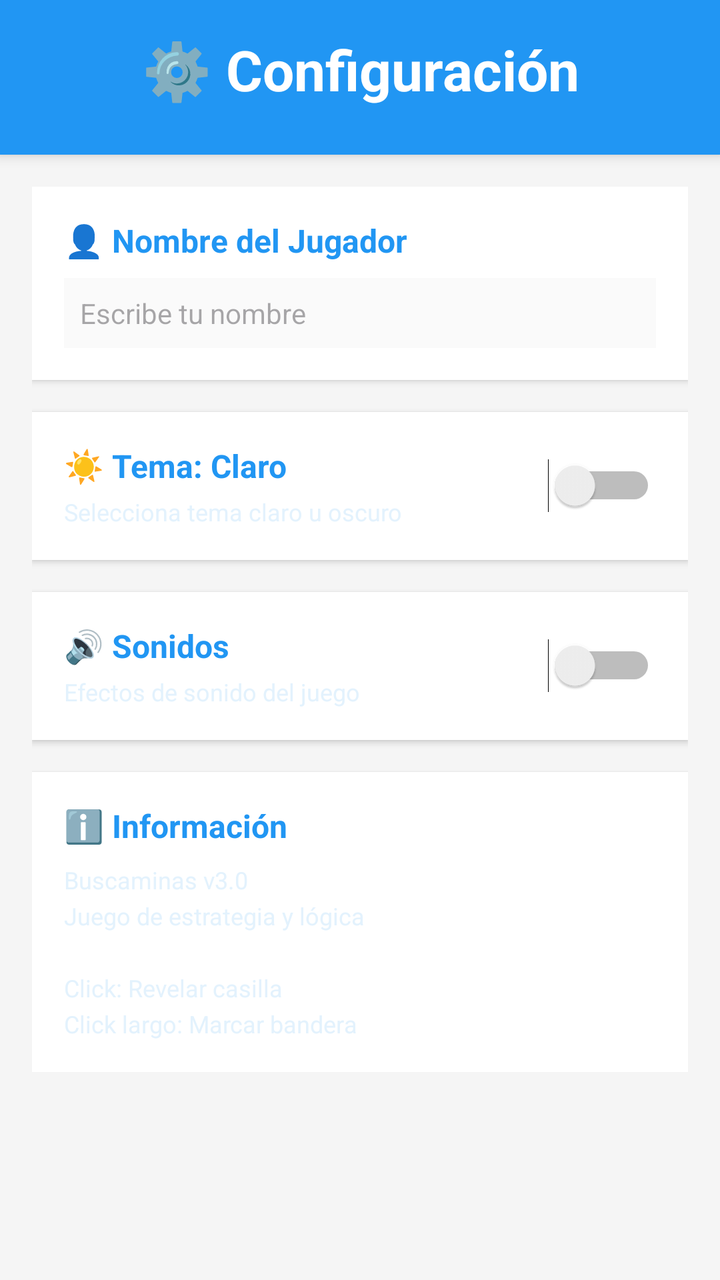
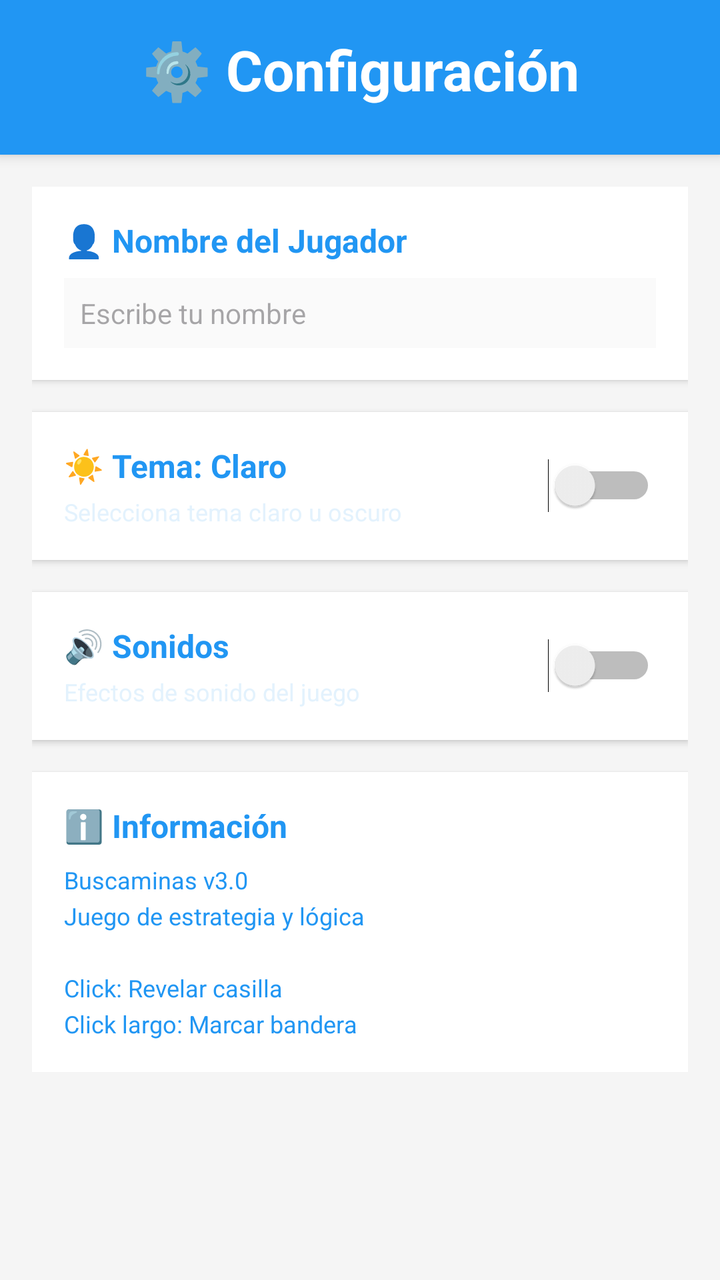

An Android layout rendered at two revisions. The XML below is the earlier revision; the diff shows what the commit changed to produce the second picture.
<!-- AndroidManifest.xml: application theme Theme.Buscaminas -->
<!-- res/layout/activity_settings.xml -->
<?xml version="1.0" encoding="utf-8"?>
<LinearLayout
    xmlns:android="http://schemas.android.com/apk/res/android"
    android:layout_width="match_parent"
    android:layout_height="match_parent"
    android:orientation="vertical"
    android:background="@color/background">

    
    <LinearLayout
        android:layout_width="match_parent"
        android:layout_height="wrap_content"
        android:orientation="vertical"
        android:background="@color/header_bg"
        android:elevation="4dp"
        android:paddingTop="16dp"
        android:paddingBottom="16dp">

        <TextView
            android:layout_width="match_parent"
            android:layout_height="wrap_content"
            android:text="⚙️ Configuración"
            android:textSize="28sp"
            android:textStyle="bold"
            android:textColor="@color/header_title"
            android:gravity="center"
            android:paddingBottom="8dp"/>

    </LinearLayout>

    
    <ScrollView
        android:layout_width="match_parent"
        android:layout_height="match_parent"
        android:padding="16dp">

        <LinearLayout
            android:layout_width="match_parent"
            android:layout_height="wrap_content"
            android:orientation="vertical">

            
            <LinearLayout
                android:layout_width="match_parent"
                android:layout_height="wrap_content"
                android:orientation="vertical"
                android:background="@color/white"
                android:elevation="2dp"
                android:padding="16dp"
                android:layout_marginBottom="16dp">

                <TextView
                    android:layout_width="match_parent"
                    android:layout_height="wrap_content"
                    android:text="👤 Nombre del Jugador"
                    android:textSize="16sp"
                    android:textStyle="bold"
                    android:textColor="@color/header_bg"
                    android:paddingBottom="8dp"/>

                <EditText
                    android:id="@+id/etPlayerName"
                    android:layout_width="match_parent"
                    android:layout_height="wrap_content"
                    android:hint="Escribe tu nombre"
                    android:textSize="14sp"
                    android:padding="8dp"
                    android:background="@color/background_light"
                    android:textColor="@color/header_bg"
                    android:inputType="text"/>

            </LinearLayout>

            
            <LinearLayout
                android:layout_width="match_parent"
                android:layout_height="wrap_content"
                android:orientation="vertical"
                android:background="@color/white"
                android:elevation="2dp"
                android:padding="16dp"
                android:layout_marginBottom="16dp">

                <LinearLayout
                    android:layout_width="match_parent"
                    android:layout_height="wrap_content"
                    android:orientation="horizontal"
                    android:gravity="center_vertical">

                    <LinearLayout
                        android:layout_width="0dp"
                        android:layout_height="wrap_content"
                        android:layout_weight="1"
                        android:orientation="vertical">

                        <TextView
                            android:id="@+id/tvThemeLabel"
                            android:layout_width="match_parent"
                            android:layout_height="wrap_content"
                            android:text="☀️ Tema: Claro"
                            android:textSize="16sp"
                            android:textStyle="bold"
                            android:textColor="@color/header_bg"/>

                        <TextView
                            android:layout_width="match_parent"
                            android:layout_height="wrap_content"
                            android:text="Selecciona tema claro u oscuro"
                            android:textSize="12sp"
                            android:textColor="@color/header_subtitle"
                            android:paddingTop="4dp"/>

                    </LinearLayout>

                    <Switch
                        android:id="@+id/swTheme"
                        android:layout_width="wrap_content"
                        android:layout_height="wrap_content"
                        android:layout_marginStart="16dp"/>

                </LinearLayout>

            </LinearLayout>

            
            <LinearLayout
                android:layout_width="match_parent"
                android:layout_height="wrap_content"
                android:orientation="vertical"
                android:background="@color/white"
                android:elevation="2dp"
                android:padding="16dp"
                android:layout_marginBottom="16dp">

                <LinearLayout
                    android:layout_width="match_parent"
                    android:layout_height="wrap_content"
                    android:orientation="horizontal"
                    android:gravity="center_vertical">

                    <LinearLayout
                        android:layout_width="0dp"
                        android:layout_height="wrap_content"
                        android:layout_weight="1"
                        android:orientation="vertical">

                        <TextView
                            android:layout_width="match_parent"
                            android:layout_height="wrap_content"
                            android:text="🔊 Sonidos"
                            android:textSize="16sp"
                            android:textStyle="bold"
                            android:textColor="@color/header_bg"/>

                        <TextView
                            android:layout_width="match_parent"
                            android:layout_height="wrap_content"
                            android:text="Efectos de sonido del juego"
                            android:textSize="12sp"
                            android:textColor="@color/header_subtitle"
                            android:paddingTop="4dp"/>

                    </LinearLayout>

                    <Switch
                        android:id="@+id/swSound"
                        android:layout_width="wrap_content"
                        android:layout_height="wrap_content"
                        android:layout_marginStart="16dp"/>

                </LinearLayout>

            </LinearLayout>

            
            <LinearLayout
                android:layout_width="match_parent"
                android:layout_height="wrap_content"
                android:orientation="vertical"
                android:background="@color/white"
                android:elevation="2dp"
                android:padding="16dp">

                <TextView
                    android:layout_width="match_parent"
                    android:layout_height="wrap_content"
                    android:text="ℹ️ Información"
                    android:textSize="16sp"
                    android:textStyle="bold"
                    android:textColor="@color/header_bg"
                    android:paddingBottom="8dp"/>

                <TextView
                    android:layout_width="match_parent"
                    android:layout_height="wrap_content"
                    android:text="Buscaminas v3.0\nJuego de estrategia y lógica\n\nClick: Revelar casilla\nClick largo: Marcar bandera"
                    android:textSize="12sp"
                    android:textColor="@color/header_subtitle"
                    android:lineSpacingExtra="4dp"/>

            </LinearLayout>

        </LinearLayout>

    </ScrollView>

</LinearLayout>
<!-- resources referenced by this layout -->
<resources>
  <color name="background">#F5F5F5</color>
  <color name="background_light">#FAFAFA</color>
  <color name="header_bg">#2196F3</color>
  <color name="header_subtitle">#E3F2FD</color>
  <color name="header_title">#FFFFFF</color>
  <color name="white">#FFFFFF</color>
  <style name="Theme.Buscaminas" parent="Base.Theme.Buscaminas" />
  <style name="Base.Theme.Buscaminas" parent="Theme.Material3.DayNight.NoActionBar">
          
          
      </style>
</resources>

<!-- the commit's change to res/layout/activity_settings.xml (unified diff, before → after) -->
@@ -195,7 +195,7 @@
                     android:layout_height="wrap_content"
                     android:text="Buscaminas v3.0\nJuego de estrategia y lógica\n\nClick: Revelar casilla\nClick largo: Marcar bandera"
                     android:textSize="12sp"
-                    android:textColor="@color/header_subtitle"
+                    android:textColor="@color/header_bg"
                     android:lineSpacingExtra="4dp"/>
 
             </LinearLayout>
